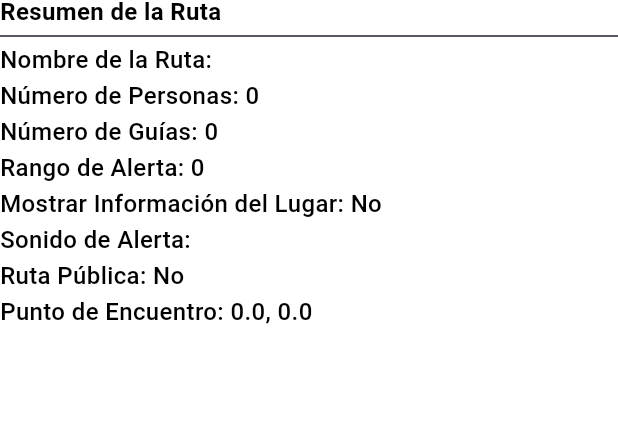
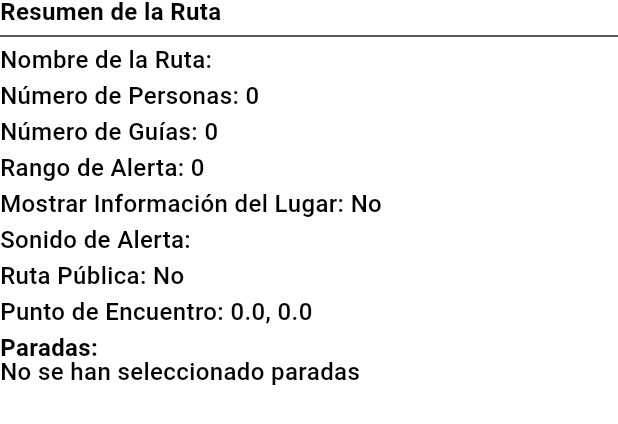
Before and after one commit to RobertoPatino1/T6_SoftEng2_Front, a Flutter app: the RouteStep4 widget shown alone on an empty page, opened directly with empty values, on a phone screen of 412 x 824 dp. Shown: the top 424 px of the screen. Run offline on Flutter 3.47's test engine with Material 3 defaults, Android fonts, the phone set to English and light mode, and no system bars; our stand-ins replace flutter_dotenv, flutter_map, flutter_modular, flutter_riverpod, geocoding, geolocator and 1 more; missing offline and left inert: password_strength_checker.

```diff
--- a/share_your_route_front/lib/core/utils/stepper/route_step4.dart
+++ b/share_your_route_front/lib/core/utils/stepper/route_step4.dart
@@ -13,6 +13,7 @@ class RouteStep4 extends StatelessWidget {
   final LatLng? meetingPoint;
   final VoidCallback onConfirm;
   final VoidCallback onCancel;
+  final List<Map<String, dynamic>> stops;
 
   const RouteStep4({
     super.key,
@@ -26,6 +27,7 @@ class RouteStep4 extends StatelessWidget {
     required this.meetingPoint,
     required this.onConfirm,
     required this.onCancel,
+    required this.stops,
   });
 
   @override
@@ -43,18 +45,40 @@ class RouteStep4 extends StatelessWidget {
         const SizedBox(height: 8),
         Text('Rango de Alerta: ${rangeAlert.round()}', style: labelTextStyle),
         const SizedBox(height: 8),
-        Text('Mostrar Información del Lugar: ${showPlaceInfo ? 'Sí' : 'No'}',
-            style: labelTextStyle),
+        Text(
+          'Mostrar Información del Lugar: ${showPlaceInfo ? 'Sí' : 'No'}',
+          style: labelTextStyle,
+        ),
         const SizedBox(height: 8),
         Text('Sonido de Alerta: $alertSound', style: labelTextStyle),
         const SizedBox(height: 8),
-        Text('Ruta Pública: ${publicRoute ? 'Sí' : 'No'}',
-            style: labelTextStyle),
+        Text(
+          'Ruta Pública: ${publicRoute ? 'Sí' : 'No'}',
+          style: labelTextStyle,
+        ),
         const SizedBox(height: 8),
         Text(
           'Punto de Encuentro: ${meetingPoint != null ? '${meetingPoint!.latitude}, ${meetingPoint!.longitude}' : 'No seleccionado'}',
           style: labelTextStyle,
         ),
+        const SizedBox(height: 8),
+        const Text('Paradas:', style: titlelabelTextStyle),
+        if (stops.isEmpty)
+          const Text('No se han seleccionado paradas', style: labelTextStyle)
+        else
+          Column(
+            crossAxisAlignment: CrossAxisAlignment.start,
+            children: List.generate(stops.length, (index) {
+              final stop = stops[index];
+              final stopName = stop['name'];
+              final stopTime = stop['time'] as TimeOfDay;
+              return Text(
+                'Parada ${index + 1}: $stopName - ${stopTime.format(context)}',
+                style: labelTextStyle,
+              );
+            }),
+          ),
+        const SizedBox(height: 20),
       ],
     );
   }
--- a/share_your_route_front/lib/modules/route_creation/presenters/create_route.dart
+++ b/share_your_route_front/lib/modules/route_creation/presenters/create_route.dart
@@ -77,7 +77,8 @@ class _CreateRouteState extends State<CreateRoute> {
             final isFirstStep = _currentStep == 0;
             return Padding(
               padding: const EdgeInsets.only(
-                  top: 16.0), // Añade espacio arriba de los botones
+                top: 16.0,
+              ), // Añade espacio arriba de los botones
               child: Row(
                 children: <Widget>[
                   ElevatedButton(
@@ -212,6 +213,7 @@ class _CreateRouteState extends State<CreateRoute> {
                 alertSound: alertSound,
                 publicRoute: publicRoute,
                 meetingPoint: meetingPoint,
+                stops: stops,
                 onConfirm: () {
                   ScaffoldMessenger.of(context).showSnackBar(
                     const SnackBar(content: Text('Ruta creada')),
```
Also changed, not shown: share_your_route_front/lib/modules/route_creation/presenters/add_stop_screen.dart (+7 -1 lines).
